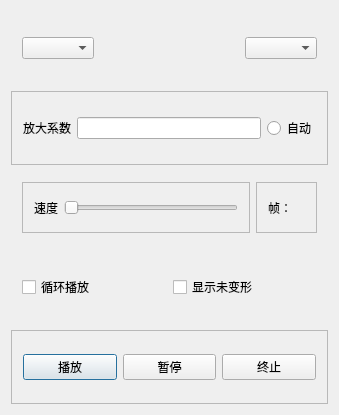
Above: TW/resultVisualize.ui from Shixuku/Tower-Visual before the change. Below: the same form after it.
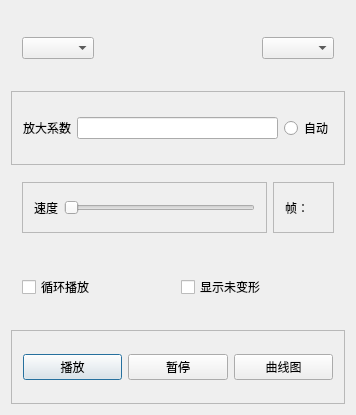
That is the form after the change.

Commit message: 增加了画曲线图

What changed in the file:
```diff
--- a/TW/resultVisualize.ui
+++ b/TW/resultVisualize.ui
@@ -6,7 +6,7 @@
    <rect>
     <x>0</x>
     <y>0</y>
-    <width>339</width>
+    <width>356</width>
     <height>415</height>
    </rect>
   </property>
@@ -172,7 +172,7 @@
       <item>
        <widget class="QPushButton" name="quit_btn">
         <property name="text">
-         <string>终止</string>
+         <string>曲线图</string>
         </property>
        </widget>
       </item>
```
Left out of the diff: 2 changed lines with no effect on the pictures. The commit also changes 16 other files.
